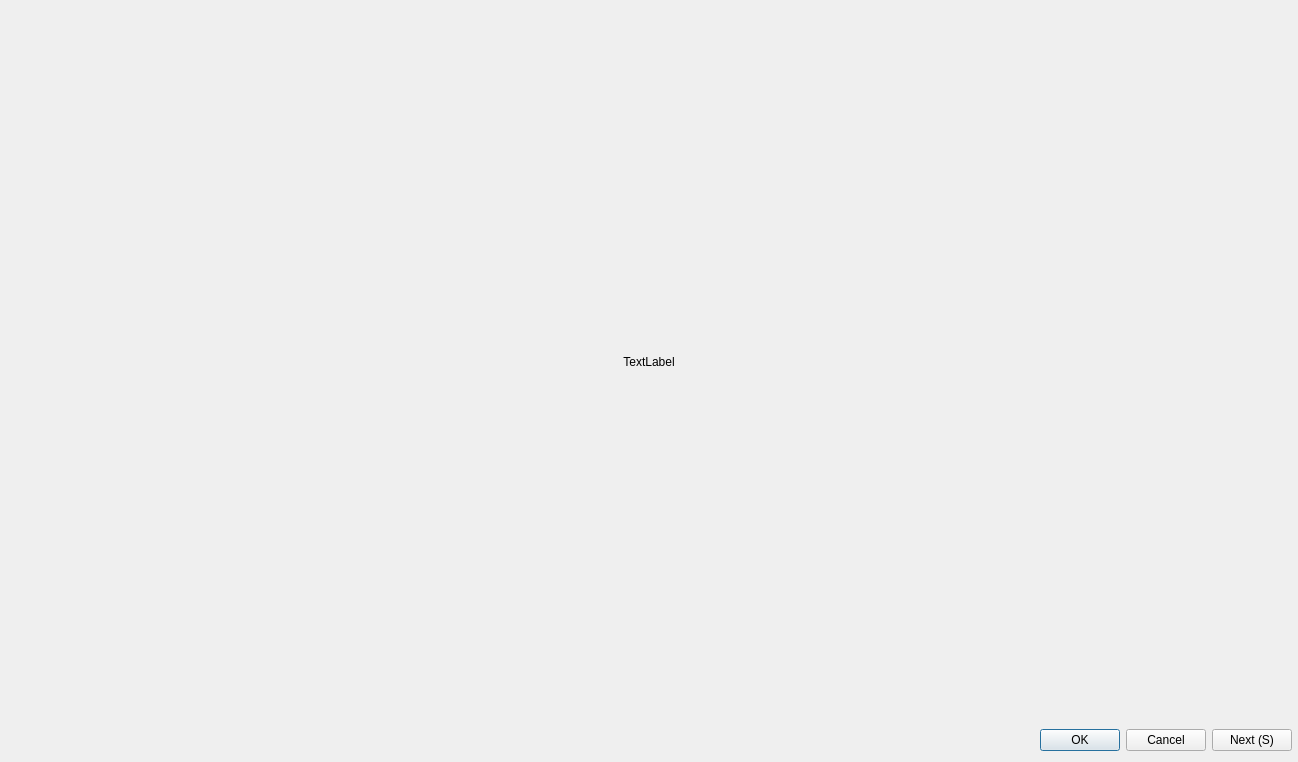
The window that homura_art/ui/collage_preview.ui (nikohonu/homura-art) describes before a commit, drawn with Qt 5.
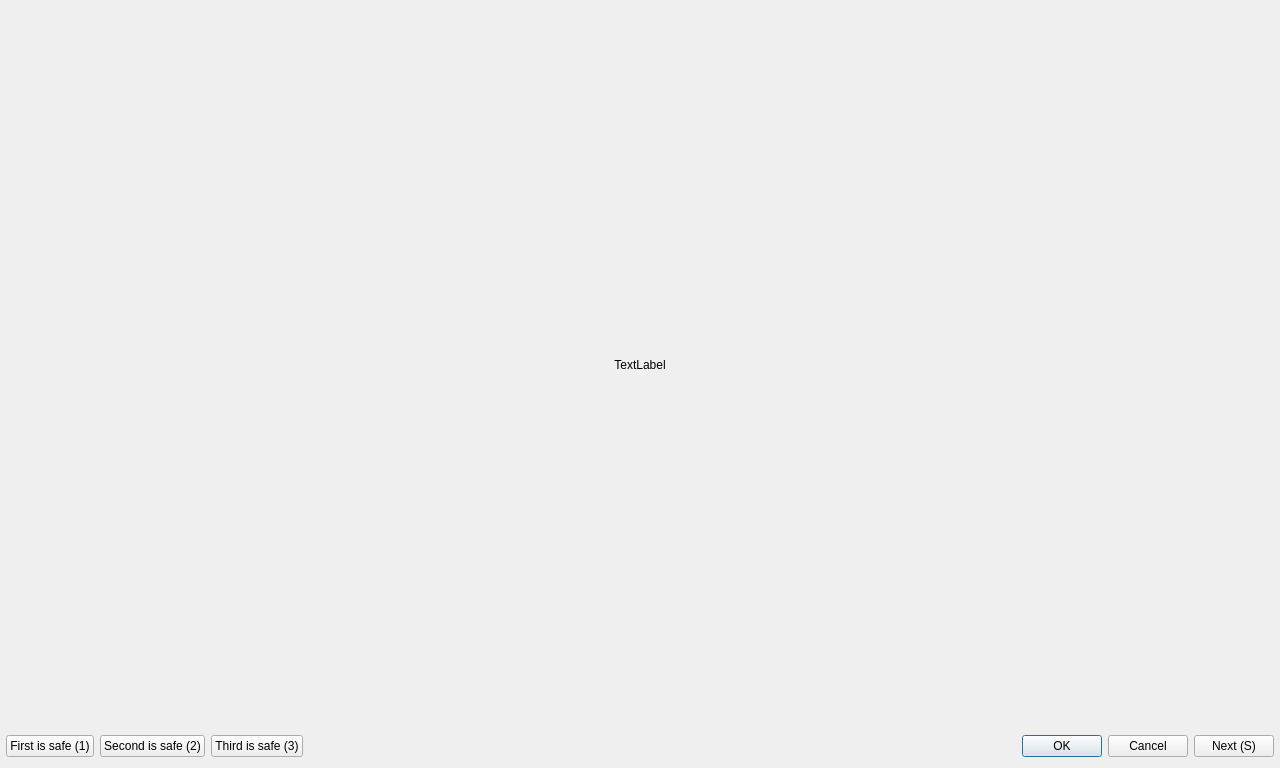
The same window after the commit.

Commit message: allows to make images "safe" in the collage view.

```diff
--- a/homura_art/ui/collage_preview.ui
+++ b/homura_art/ui/collage_preview.ui
@@ -6,8 +6,8 @@
    <rect>
     <x>0</x>
     <y>0</y>
-    <width>1298</width>
-    <height>762</height>
+    <width>1280</width>
+    <height>768</height>
    </rect>
   </property>
   <property name="windowTitle">
@@ -41,9 +41,33 @@
    </item>
    <item>
     <layout class="QHBoxLayout" name="horizontalLayout">
+     <property name="leftMargin">
+      <number>6</number>
+     </property>
      <property name="rightMargin">
       <number>6</number>
      </property>
+     <item>
+      <widget class="QPushButton" name="button_1">
+       <property name="text">
+        <string>First is safe (1)</string>
+       </property>
+      </widget>
+     </item>
+     <item>
+      <widget class="QPushButton" name="button_2">
+       <property name="text">
+        <string>Second is safe (2)</string>
+       </property>
+      </widget>
+     </item>
+     <item>
+      <widget class="QPushButton" name="button_3">
+       <property name="text">
+        <string>Third is safe (3)</string>
+       </property>
+      </widget>
+     </item>
      <item>
       <widget class="QDialogButtonBox" name="button_box">
        <property name="orientation">
```
The commit also changes 4 other files.
